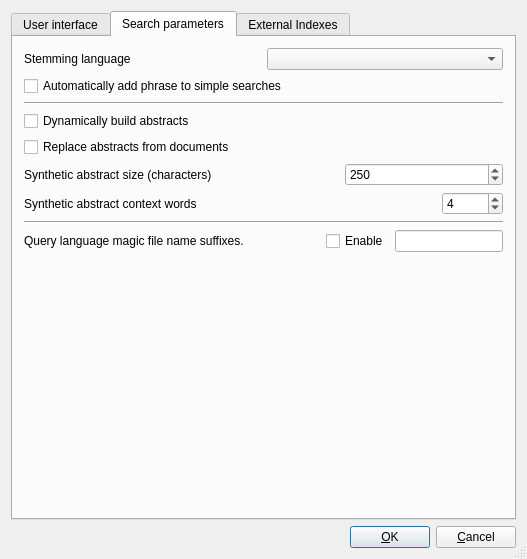
Before: the Qt Designer form src/qtgui/uiprefs.ui in spanner888/recoll, drawn with Qt 5.
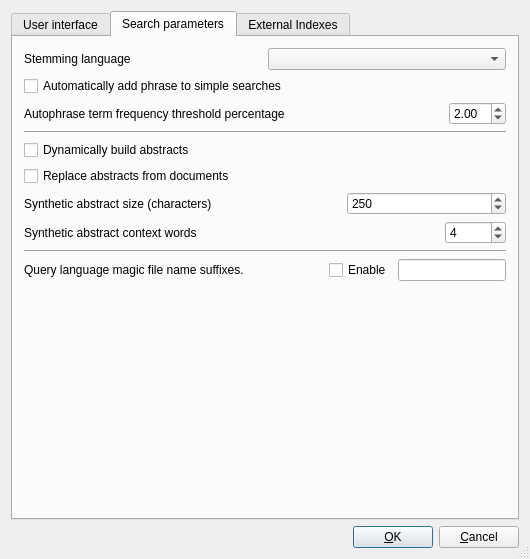
After: the same form once the commit is applied. The open tabs and pages were chosen to show the change.

Commit message: Add frequency threshold to avoid adding common term to the automatic phrase search extension. Use autophrase by default with simple search, with a default freq threshold at 2%

```diff
--- a/src/qtgui/uiprefs.ui
+++ b/src/qtgui/uiprefs.ui
@@ -6,7 +6,7 @@
    <rect>
     <x>0</x>
     <y>0</y>
-    <width>527</width>
+    <width>530</width>
     <height>559</height>
    </rect>
   </property>
@@ -350,6 +350,42 @@
              </property>
             </widget>
            </item>
+           <item>
+            <layout class="QHBoxLayout">
+             <item>
+              <widget class="QLabel" name="textLabel33">
+               <property name="sizePolicy">
+                <sizepolicy hsizetype="Preferred" vsizetype="Preferred">
+                 <horstretch>1</horstretch>
+                 <verstretch>0</verstretch>
+                </sizepolicy>
+               </property>
+               <property name="toolTip">
+                <string>Frequency percentage threshold over which we do not use terms inside autophrase. 
+Frequent terms are a major performance issue with phrases. 
+Skipped terms augment the phrase slack, and reduce the autophrase efficiency.
+The default value is 2 (percent). </string>
+               </property>
+               <property name="text">
+                <string>Autophrase term frequency threshold percentage</string>
+               </property>
+               <property name="wordWrap">
+                <bool>false</bool>
+               </property>
+              </widget>
+             </item>
+             <item>
+              <widget class="QDoubleSpinBox" name="autoPThreshSB">
+               <property name="singleStep">
+                <double>0.200000000000000</double>
+               </property>
+               <property name="value">
+                <double>2.000000000000000</double>
+               </property>
+              </widget>
+             </item>
+            </layout>
+           </item>
            <item>
             <widget class="Line" name="line2">
              <property name="frameShape">
```
Left out of the diff: 9 changed lines with no effect on the pictures. The commit also changes 6 other files.
